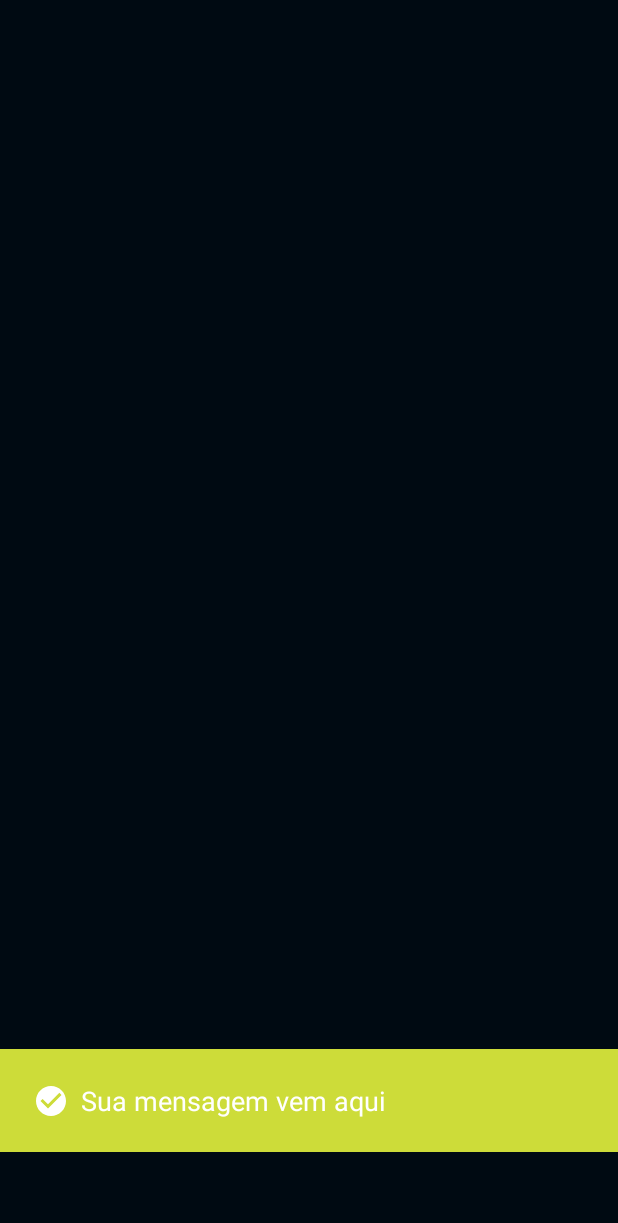
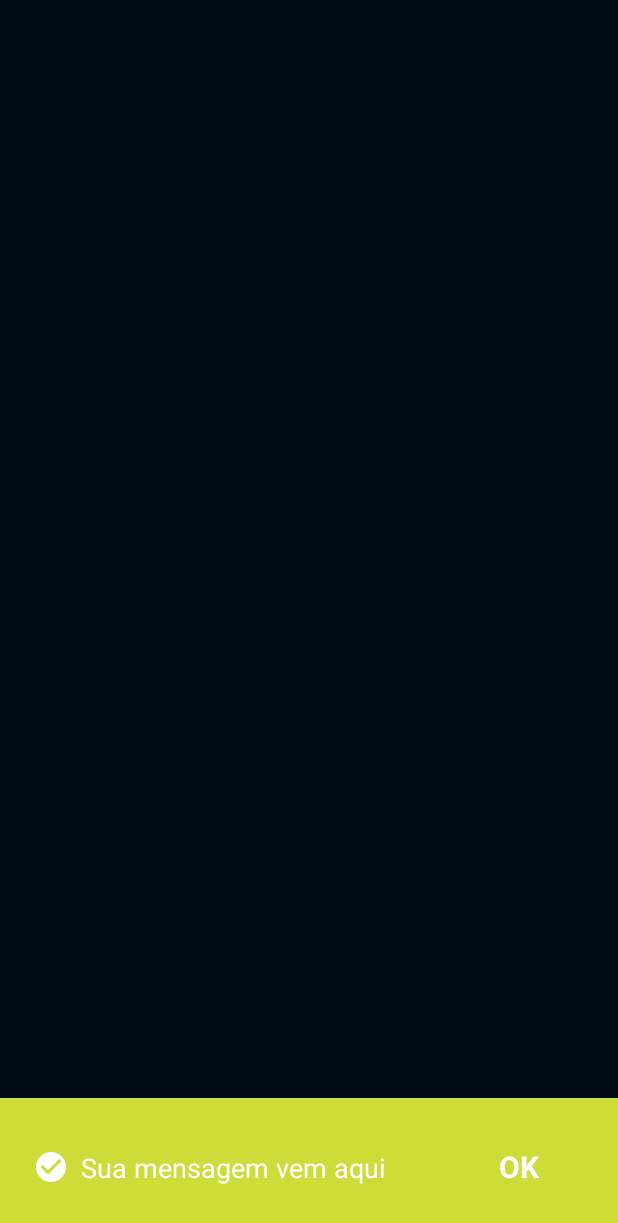
Before and after one commit to gustavobarbosab/movies, an Android app: the layout component_snackbar.xml on its own in the app's theme, with its tools: preview values and no code run, on a phone screen of 412 x 824 dp. Shown: the top 1223 px of the screen. Run offline under Robolectric (Android 15) with nearby library versions, the phone set to English and light mode, and no system bars.

Commit message:
fixing snackbar

```diff
--- a/app/build.gradle
+++ b/app/build.gradle
@@ -41,7 +41,7 @@ android {
     buildTypes {
         release {
             signingConfig signingConfigs.release
-            minifyEnabled true
+            minifyEnabled false
             proguardFiles getDefaultProguardFile('proguard-android-optimize.txt'), 'proguard-rules.pro'
         }
     }
--- a/app/src/main/res/values/styles.xml
+++ b/app/src/main/res/values/styles.xml
@@ -1,9 +1,9 @@
 <resources>
 
-    <style name="Movies.AppTheme" parent="Theme.AppCompat.Light.NoActionBar">
+    <style name="Movies.AppTheme" parent="Theme.MaterialComponents.NoActionBar">
         <item name="colorPrimary">@color/colorPrimary</item>
         <item name="colorPrimaryDark">@color/colorPrimaryDark</item>
-        <item name="colorAccent">@color/colorAccent</item>
+        <item name="colorSecondary">@color/colorAccent</item>
         <item name="android:textColor">@android:color/white</item>
         <item name="android:windowBackground">@color/colorPrimaryDark</item>
         <item name="android:textAppearance">@style/Movies.Text.Body</item>
--- a/commons/src/main/java/io/github/gustavobarbosab/commons/widget/snackbar/SnackBarType.kt
+++ b/commons/src/main/java/io/github/gustavobarbosab/commons/widget/snackbar/SnackBarType.kt
@@ -6,7 +6,7 @@ sealed class SnackBarType(
     val color: Int,
     val imageResource: Int
 ) {
-    object Alert : SnackBarType(R.color.colorShimmer, R.drawable.ic_warning)
-    object Success : SnackBarType(R.color.colorShimmer, R.drawable.ic_success)
-    object Error : SnackBarType(R.color.colorShimmer, R.drawable.ic_error)
+    object Alert : SnackBarType(R.color.colorWarning, R.drawable.ic_warning)
+    object Success : SnackBarType(R.color.colorSuccess, R.drawable.ic_success)
+    object Error : SnackBarType(R.color.colorError, R.drawable.ic_error)
 }
--- a/commons/src/main/res/layout/component_snackbar.xml
+++ b/commons/src/main/res/layout/component_snackbar.xml
@@ -6,7 +6,6 @@
     android:layout_width="match_parent"
     android:layout_height="wrap_content"
     android:layout_gravity="bottom"
-    android:layout_marginBottom="56dp"
     android:background="#CDDC39"
     android:padding="@dimen/very_large_size">
 
@@ -26,8 +25,22 @@
         android:layout_marginStart="@dimen/small_size"
         android:textAppearance="@style/Movies.Text.SubTitle"
         app:layout_constraintBottom_toBottomOf="parent"
-        app:layout_constraintEnd_toEndOf="parent"
+        app:layout_constraintEnd_toStartOf="@+id/snack_confirmation"
         app:layout_constraintStart_toEndOf="@+id/snack_icon"
         app:layout_constraintTop_toTopOf="parent"
         tools:text="Sua mensagem vem aqui" />
+
+    <androidx.appcompat.widget.AppCompatButton
+        android:id="@+id/snack_confirmation"
+        android:layout_width="wrap_content"
+        android:padding="@dimen/small_size"
+        android:layout_height="wrap_content"
+        android:background="@android:color/transparent"
+        android:text="@string/confirmation"
+        android:textAppearance="@style/Movies.Text.Title"
+        android:textColor="@android:color/white"
+        app:layout_constraintBottom_toBottomOf="parent"
+        app:layout_constraintEnd_toEndOf="parent"
+        app:layout_constraintStart_toEndOf="@id/snack_message"
+        app:layout_constraintTop_toTopOf="parent" />
 </androidx.constraintlayout.widget.ConstraintLayout>
--- a/commons/src/main/res/values/colors.xml
+++ b/commons/src/main/res/values/colors.xml
@@ -7,7 +7,7 @@
     <color name="colorAccent">#F2BC28</color>
     <color name="colorShimmer">#80263238</color>
 
-    <color name="colorSuccess">#CDDC39</color>
+    <color name="colorSuccess">#8BC34A</color>
     <color name="colorWarning">#FF9800</color>
     <color name="colorError">#F44336</color>
 
--- /dev/null
+++ b/commons/src/main/res/values/strings.xml
@@ -0,0 +1,4 @@
+<?xml version="1.0" encoding="utf-8"?>
+<resources>
+    <string name="confirmation">OK</string>
+</resources>
```
Also changed, not shown: commons/src/main/java/io/github/gustavobarbosab/commons/widget/snackbar/MoovieSnackBar.kt (+13 -0 lines).
